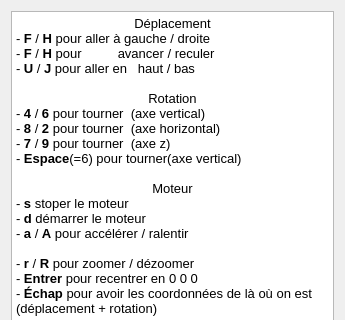
Before: the Qt Designer form aidebutton.ui in ptilulu/Moteur_4_temps_3D_OpenGL, drawn with Qt 5; both pictures show x 0 to 345 and y 0 to 320 of the 345 by 470 pixel window.
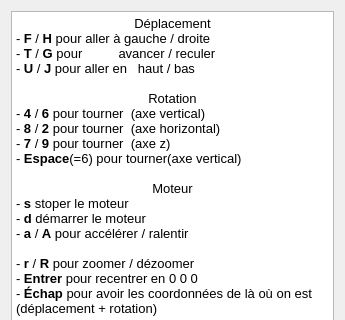
After: the same form once the commit is applied.

Commit message: update aide button

What changed in the file:
```diff
--- a/aidebutton.ui
+++ b/aidebutton.ui
@@ -26,7 +26,7 @@
 &lt;/style&gt;&lt;/head&gt;&lt;body style=&quot; font-family:'MS Shell Dlg 2'; font-size:7.8pt; font-weight:400; font-style:normal;&quot;&gt;
 &lt;p align=&quot;center&quot; style=&quot; margin-top:0px; margin-bottom:0px; margin-left:0px; margin-right:0px; -qt-block-indent:0; text-indent:0px;&quot;&gt;&lt;span style=&quot; font-size:10pt;&quot;&gt;Déplacement&lt;/span&gt;&lt;/p&gt;
 &lt;p style=&quot; margin-top:0px; margin-bottom:0px; margin-left:0px; margin-right:0px; -qt-block-indent:0; text-indent:0px;&quot;&gt;&lt;span style=&quot; font-size:10pt;&quot;&gt;- &lt;/span&gt;&lt;span style=&quot; font-size:10pt; font-weight:600;&quot;&gt;F&lt;/span&gt;&lt;span style=&quot; font-size:10pt;&quot;&gt; / &lt;/span&gt;&lt;span style=&quot; font-size:10pt; font-weight:600;&quot;&gt;H&lt;/span&gt;&lt;span style=&quot; font-size:10pt;&quot;&gt; pour aller à gauche / droite&lt;/span&gt;&lt;/p&gt;
-&lt;p style=&quot; margin-top:0px; margin-bottom:0px; margin-left:0px; margin-right:0px; -qt-block-indent:0; text-indent:0px;&quot;&gt;&lt;span style=&quot; font-size:10pt;&quot;&gt;- &lt;/span&gt;&lt;span style=&quot; font-size:10pt; font-weight:600;&quot;&gt;F&lt;/span&gt;&lt;span style=&quot; font-size:10pt;&quot;&gt; / &lt;/span&gt;&lt;span style=&quot; font-size:10pt; font-weight:600;&quot;&gt;H&lt;/span&gt;&lt;span style=&quot; font-size:10pt;&quot;&gt; pour          avancer / reculer&lt;/span&gt;&lt;/p&gt;
+&lt;p style=&quot; margin-top:0px; margin-bottom:0px; margin-left:0px; margin-right:0px; -qt-block-indent:0; text-indent:0px;&quot;&gt;&lt;span style=&quot; font-size:10pt;&quot;&gt;- &lt;/span&gt;&lt;span style=&quot; font-size:10pt; font-weight:600;&quot;&gt;T&lt;/span&gt;&lt;span style=&quot; font-size:10pt;&quot;&gt; / &lt;/span&gt;&lt;span style=&quot; font-size:10pt; font-weight:600;&quot;&gt;G&lt;/span&gt;&lt;span style=&quot; font-size:10pt;&quot;&gt; pour          avancer / reculer&lt;/span&gt;&lt;/p&gt;
 &lt;p style=&quot; margin-top:0px; margin-bottom:0px; margin-left:0px; margin-right:0px; -qt-block-indent:0; text-indent:0px;&quot;&gt;&lt;span style=&quot; font-size:10pt;&quot;&gt;- &lt;/span&gt;&lt;span style=&quot; font-size:10pt; font-weight:600;&quot;&gt;U&lt;/span&gt;&lt;span style=&quot; font-size:10pt;&quot;&gt; / &lt;/span&gt;&lt;span style=&quot; font-size:10pt; font-weight:600;&quot;&gt;J&lt;/span&gt;&lt;span style=&quot; font-size:10pt;&quot;&gt; pour aller en   haut / bas&lt;/span&gt;&lt;/p&gt;
 &lt;p style=&quot;-qt-paragraph-type:empty; margin-top:0px; margin-bottom:0px; margin-left:0px; margin-right:0px; -qt-block-indent:0; text-indent:0px; font-size:10pt;&quot;&gt;&lt;br /&gt;&lt;/p&gt;
 &lt;p align=&quot;center&quot; style=&quot; margin-top:0px; margin-bottom:0px; margin-left:0px; margin-right:0px; -qt-block-indent:0; text-indent:0px;&quot;&gt;&lt;span style=&quot; font-size:10pt;&quot;&gt;Rotation&lt;/span&gt;&lt;/p&gt;
```
